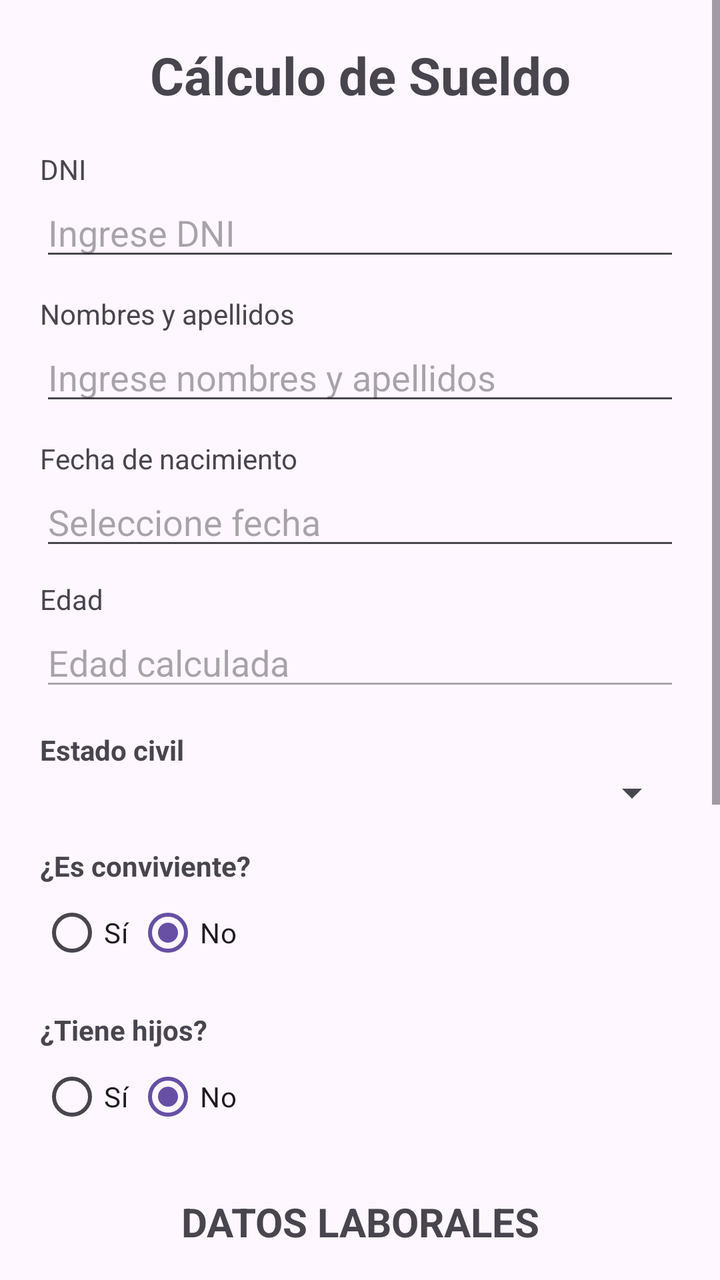
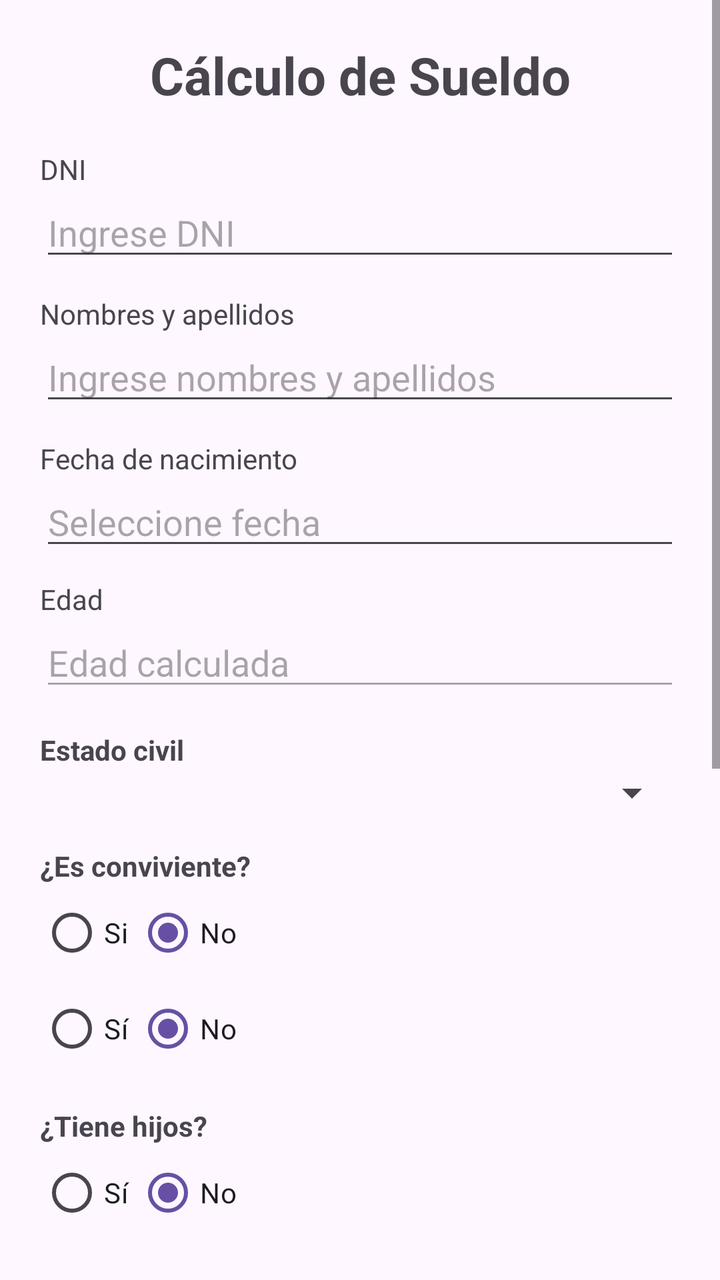

Compare the two renders of this Android layout. The source of the first and the diff that turns it into the second are given below.
<!-- AndroidManifest.xml: application theme Theme.AppSueldo -->
<!-- res/layout/activity_main.xml -->
<?xml version="1.0" encoding="utf-8"?>
<androidx.constraintlayout.widget.ConstraintLayout xmlns:android="http://schemas.android.com/apk/res/android"
    xmlns:app="http://schemas.android.com/apk/res-auto"
    xmlns:tools="http://schemas.android.com/tools"
    android:id="@+id/main"
    android:layout_width="match_parent"
    android:layout_height="match_parent"
    tools:context=".MainActivity">

    <ScrollView
        xmlns:android="http://schemas.android.com/apk/res/android"
        android:layout_width="match_parent"
        android:layout_height="match_parent">

        <LinearLayout
            android:layout_width="match_parent"
            android:layout_height="wrap_content"
            android:orientation="vertical"
            android:padding="20dp">

            

            <TextView
                android:layout_width="match_parent"
                android:layout_height="wrap_content"
                android:text="Cálculo de Sueldo"
                android:textSize="26sp"
                android:textStyle="bold"
                android:gravity="center"
                android:layout_marginBottom="20dp"/>

            

            <TextView
                android:layout_width="wrap_content"
                android:layout_height="wrap_content"
                android:text="DNI"/>

            <EditText
                android:id="@+id/txtDni"
                android:layout_width="match_parent"
                android:layout_height="wrap_content"
                android:hint="Ingrese DNI"
                android:inputType="number"
                android:maxLength="8"/>

            

            <TextView
                android:layout_width="wrap_content"
                android:layout_height="wrap_content"
                android:text="Nombres y apellidos"
                android:layout_marginTop="12dp"/>

            <EditText
                android:id="@+id/txtNombres"
                android:layout_width="match_parent"
                android:layout_height="wrap_content"
                android:hint="Ingrese nombres y apellidos"/>

            

            <TextView
                android:layout_width="wrap_content"
                android:layout_height="wrap_content"
                android:text="Fecha de nacimiento"
                android:layout_marginTop="12dp"/>

            <EditText
                android:id="@+id/txtFechaNacimiento"
                android:layout_width="match_parent"
                android:layout_height="wrap_content"
                android:hint="Seleccione fecha"
                android:focusable="false"
                android:clickable="true"/>

            

            <TextView
                android:layout_width="wrap_content"
                android:layout_height="wrap_content"
                android:text="Edad"
                android:layout_marginTop="10dp"/>

            <EditText
                android:id="@+id/txtEdad"
                android:layout_width="match_parent"
                android:layout_height="wrap_content"
                android:hint="Edad calculada"
                android:enabled="false"/>

            

            <TextView
                android:layout_width="wrap_content"
                android:layout_height="wrap_content"
                android:text="Estado civil"
                android:textStyle="bold"
                android:layout_marginTop="15dp"/>

            <Spinner
                android:id="@+id/spEstadoCivil"
                android:layout_width="match_parent"
                android:layout_height="wrap_content"/>

            

            <TextView
                android:layout_width="wrap_content"
                android:layout_height="wrap_content"
                android:text="¿Es conviviente?"
                android:textStyle="bold"
                android:layout_marginTop="15dp"/>

            <RadioGroup
                android:id="@+id/rgConviviente"
                android:layout_width="match_parent"
                android:layout_height="wrap_content"
                android:orientation="horizontal">

                <RadioButton
                    android:id="@+id/rbConvivienteSi"
                    android:layout_width="wrap_content"
                    android:layout_height="wrap_content"
                    android:text="Sí"/>

                <RadioButton
                    android:id="@+id/rbConvivienteNo"
                    android:layout_width="wrap_content"
                    android:layout_height="wrap_content"
                    android:text="No"
                    android:checked="true"/>

            </RadioGroup>

            

            <TextView
                android:layout_width="wrap_content"
                android:layout_height="wrap_content"
                android:text="¿Tiene hijos?"
                android:textStyle="bold"
                android:layout_marginTop="15dp"/>

            <RadioGroup
                android:id="@+id/rgHijos"
                android:layout_width="match_parent"
                android:layout_height="wrap_content"
                android:orientation="horizontal">

                <RadioButton
                    android:id="@+id/rbHijosSi"
                    android:layout_width="wrap_content"
                    android:layout_height="wrap_content"
                    android:text="Sí"/>

                <RadioButton
                    android:id="@+id/rbHijosNo"
                    android:layout_width="wrap_content"
                    android:layout_height="wrap_content"
                    android:text="No"
                    android:checked="true"/>

            </RadioGroup>

            

            <LinearLayout
                android:id="@+id/contenedorHijos"
                android:layout_width="match_parent"
                android:layout_height="wrap_content"
                android:orientation="vertical"
                android:visibility="gone">

                <TextView
                    android:layout_width="wrap_content"
                    android:layout_height="wrap_content"
                    android:text="Cantidad de hijos"/>

                <EditText
                    android:id="@+id/txtCantidadHijos"
                    android:layout_width="match_parent"
                    android:layout_height="wrap_content"
                    android:hint="Cantidad"
                    android:inputType="number"/>

            </LinearLayout>

            

            <TextView
                android:layout_width="match_parent"
                android:layout_height="wrap_content"
                android:text="DATOS LABORALES"
                android:textSize="20sp"
                android:textStyle="bold"
                android:gravity="center"
                android:layout_marginTop="25dp"
                android:layout_marginBottom="15dp"/>

            

            <TextView
                android:layout_width="wrap_content"
                android:layout_height="wrap_content"
                android:text="Horas trabajadas"/>

            <EditText
                android:id="@+id/txtHoras"
                android:layout_width="match_parent"
                android:layout_height="wrap_content"
                android:hint="Ingrese horas trabajadas"
                android:inputType="numberDecimal"/>

            

            <TextView
                android:layout_width="wrap_content"
                android:layout_height="wrap_content"
                android:text="Turno"
                android:textStyle="bold"
                android:layout_marginTop="15dp"/>

            <RadioGroup
                android:id="@+id/rgTurno"
                android:layout_width="match_parent"
                android:layout_height="wrap_content"
                android:orientation="horizontal">

                <RadioButton
                    android:id="@+id/rbManana"
                    android:layout_width="wrap_content"
                    android:layout_height="wrap_content"
                    android:text="Mañana"
                    android:checked="true"/>

                <RadioButton
                    android:id="@+id/rbNoche"
                    android:layout_width="wrap_content"
                    android:layout_height="wrap_content"
                    android:text="Noche"/>

            </RadioGroup>

            

            <TextView
                android:layout_width="wrap_content"
                android:layout_height="wrap_content"
                android:text="Pago por hora"
                android:layout_marginTop="10dp"/>

            <EditText
                android:id="@+id/txtPagoHora"
                android:layout_width="match_parent"
                android:layout_height="wrap_content"
                android:text="50.00"
                android:enabled="false"/>

            

            <Button
                android:id="@+id/btnCalcular"
                android:layout_width="match_parent"
                android:layout_height="wrap_content"
                android:text="CALCULAR SUELDO"
                android:textSize="17sp"
                android:layout_marginTop="25dp"/>

            

            <TextView
                android:id="@+id/lblResultado"
                android:layout_width="match_parent"
                android:layout_height="wrap_content"
                android:text=""
                android:textSize="17sp"
                android:layout_marginTop="20dp"
                android:padding="15dp"/>

        </LinearLayout>

    </ScrollView>

</androidx.constraintlayout.widget.ConstraintLayout>
<!-- resources referenced by this layout -->
<resources>
  <style name="Theme.AppSueldo" parent="Base.Theme.AppSueldo" />
  <style name="Base.Theme.AppSueldo" parent="Theme.Material3.DayNight.NoActionBar">
          
          
      </style>
</resources>

<!-- the commit's change to res/layout/activity_main.xml (unified diff, before → after) -->
@@ -8,7 +8,6 @@
     tools:context=".MainActivity">
 
     <ScrollView
-        xmlns:android="http://schemas.android.com/apk/res/android"
         android:layout_width="match_parent"
         android:layout_height="match_parent">
 
@@ -72,7 +71,7 @@
                 android:layout_height="wrap_content"
                 android:hint="Seleccione fecha"
                 android:focusable="false"
-                android:clickable="true"/>
+                android:clickable="true" />
 
             
 
@@ -111,6 +110,26 @@
                 android:text="¿Es conviviente?"
                 android:textStyle="bold"
                 android:layout_marginTop="15dp"/>
+
+            <RadioGroup
+                android:id="@+id/rgConvivientePrueba"
+                android:layout_width="match_parent"
+                android:layout_height="match_parent"
+                android:orientation="horizontal">
+
+                <RadioButton
+                    android:id="@+id/rbConvivientePruebaSi"
+                    android:layout_width="wrap_content"
+                    android:layout_height="wrap_content"
+                    android:text="Si" />
+
+                <RadioButton
+                    android:id="@+id/rbConvivientePruebaNo"
+                    android:layout_width="wrap_content"
+                    android:layout_height="wrap_content"
+                    android:checked="true"
+                    android:text="No" />
+            </RadioGroup>
 
             <RadioGroup
                 android:id="@+id/rgConviviente"
